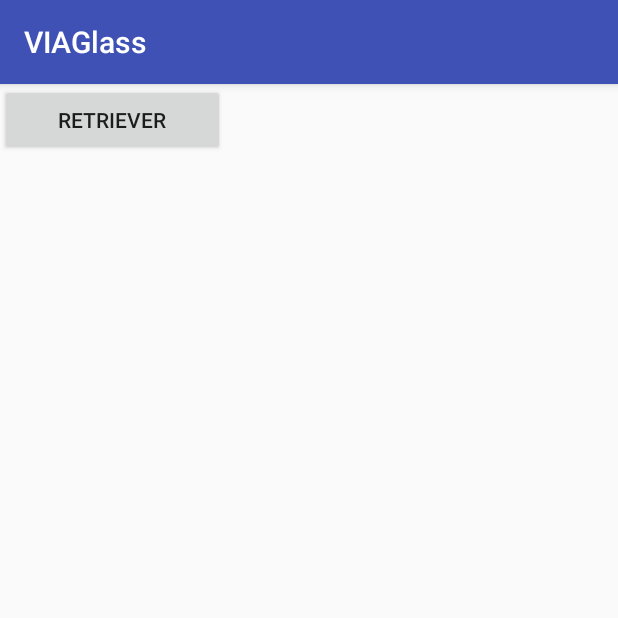
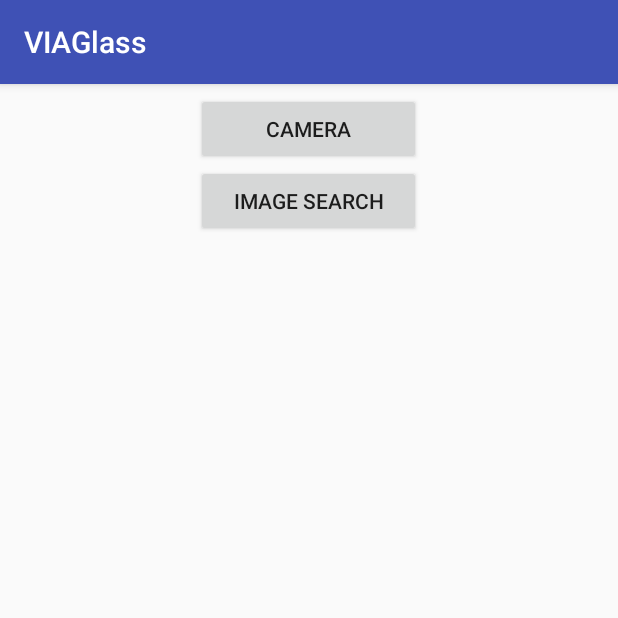
Before and after one commit to ODU-CS-441-Fall2015/VIA, an Android app: the screen it shows after launch (MainActivity), on a phone screen of 412 x 824 dp, the top half of it. Run offline under Robolectric (Android 15) with nearby library versions, the phone set to English and light mode, and no system bars.

Commit message:
fixing merge problems

```diff
--- a/app/src/main/java/rainbowbeard/viaglass/MainActivity.java
+++ b/app/src/main/java/rainbowbeard/viaglass/MainActivity.java
@@ -14,6 +14,11 @@ public class MainActivity extends AppCompatActivity {
         setContentView(R.layout.activity_main);
     }
 
+    public void onCameraClick(View v) {
+        Intent intent = new Intent(this, CameraActivity.class);
+        startActivity(intent);
+    }
+
     public void onRetrieverClick(View view) {
         Intent intent = new Intent(this, ImageSearchActivity.class);
         startActivity(intent);
--- a/app/src/main/res/layout/activity_main.xml
+++ b/app/src/main/res/layout/activity_main.xml
@@ -1,15 +1,25 @@
 <?xml version="1.0" encoding="utf-8"?>
-<RelativeLayout xmlns:android="http://schemas.android.com/apk/res/android"
+<LinearLayout xmlns:android="http://schemas.android.com/apk/res/android"
     xmlns:tools="http://schemas.android.com/tools"
     android:layout_width="match_parent"
-    android:layout_height="match_parent" >
+    android:layout_height="match_parent"
+    android:padding="6dp"
+    android:orientation="vertical">
+
+    <Button
+        android:onClick="onCameraClick"
+        android:layout_width="150dp"
+        android:layout_height="wrap_content"
+        android:text="@string/button_camera_str"
+        android:id="@+id/button_camera"
+        android:layout_gravity="center_horizontal" />
 
     <Button
         android:onClick="onRetrieverClick"
         android:layout_width="150dp"
         android:layout_height="wrap_content"
-        android:text="@string/button_retriever"
+        android:text="@string/button_retriever_str"
         android:id="@+id/button_retriever"
         android:layout_gravity="center_horizontal" />
 
-</RelativeLayout>
+</LinearLayout>
--- /dev/null
+++ b/app/src/main/res/values/ids.xml
@@ -0,0 +1,4 @@
+<?xml version="1.0" encoding="utf-8"?>
+<resources>
+    <item name="camera_view" type="id">camera_view</item>
+</resources>
--- a/app/src/main/res/values/strings.xml
+++ b/app/src/main/res/values/strings.xml
@@ -1,8 +1,9 @@
 <resources>
     <string name="app_name">VIAGlass</string>
-    <string name="title_activity_data_display">dataDisplay</string>
-    <string name="button_retrieve">Retrieve Data</string>
-    <string name="button_retriever">Retriever</string>
+    <string name="button_retrieve">Search</string>
     <string name="Title">Title</string>
     <string name="default_img_search_result">Image Search results will be displayed here</string>
+    <string name="button_camera_str">Camera</string>
+    <string name="button_retriever_str">Image Search</string>
+    <string name="button_snapshot">Take Photo</string>
 </resources>
```
Also changed, not shown: app/src/main/AndroidManifest.xml (+6 -4 lines), app/src/main/java/rainbowbeard/viaglass/CameraActivity.java (added, +36 -0 lines), app/src/main/java/rainbowbeard/viaglass/CameraView.java (added, +70 -0 lines), app/src/main/res/layout/activity_camera.xml (added, +21 -0 lines).
